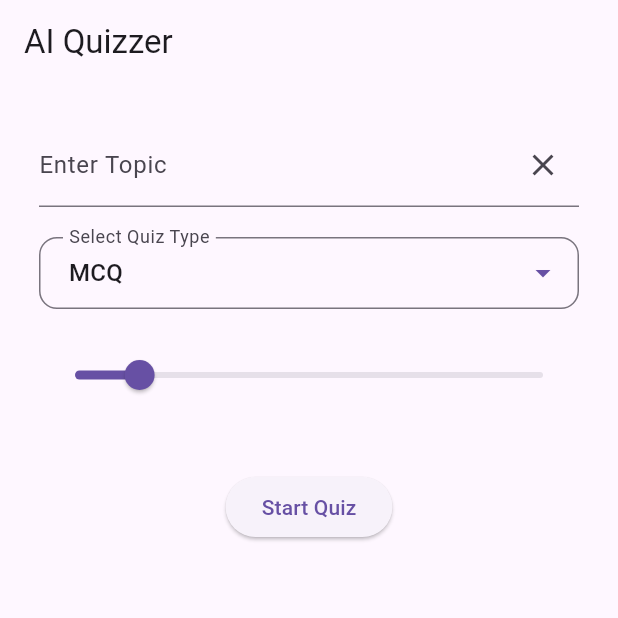
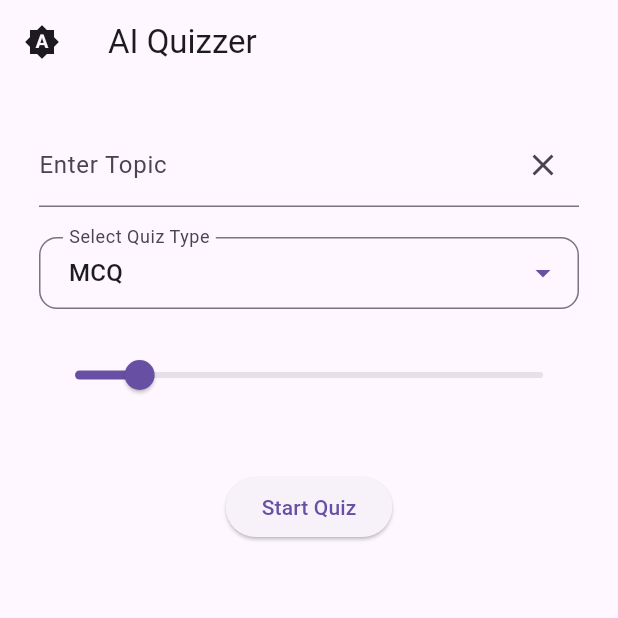
Before and after one commit to siddharth177/quizzer, a Flutter app: the screen it shows after launch, on a phone screen of 412 x 824 dp, the top half of it. Run offline on Flutter 3.47's test engine with Material 3 defaults, Android fonts, the phone set to English and light mode, and no system bars.

Commit message:
improving UI

```diff
--- a/lib/main.dart
+++ b/lib/main.dart
@@ -5,16 +5,40 @@ void main() {
   runApp(const QuizApp());
 }
 
-class QuizApp extends StatelessWidget {
+class QuizApp extends StatefulWidget {
   const QuizApp({super.key});
+
+  @override
+  State<QuizApp> createState() => _QuizAppState();
+}
+
+class _QuizAppState extends State<QuizApp> {
+  ThemeMode _themeMode = ThemeMode.system;
+
+  void _toggleTheme() {
+    setState(() {
+      if (_themeMode == ThemeMode.system) {
+        _themeMode = ThemeMode.light;
+      } else if (_themeMode == ThemeMode.light) {
+        _themeMode = ThemeMode.dark;
+      } else {
+        _themeMode = ThemeMode.system;
+      }
+    });
+  }
 
   @override
   Widget build(BuildContext context) {
     return MaterialApp(
-      title: 'AI Quiz App',
-      theme: ThemeData(primarySwatch: Colors.blue),
-      home: const QuizSetupScreen(),
+      title: 'AI Quizzer',
+      theme: ThemeData.light(),
+      darkTheme: ThemeData.dark(),
+      themeMode: _themeMode,
       debugShowCheckedModeBanner: false,
+      home: QuizSetupScreen(
+        onToggleTheme: _toggleTheme,
+        themeMode: _themeMode,
+      ),
     );
   }
 }
--- a/lib/screens/quiz_setup_screen.dart
+++ b/lib/screens/quiz_setup_screen.dart
@@ -4,11 +4,19 @@ import '../models/quiz_topic.dart';
 import 'quiz_screen.dart';
 
 class QuizSetupScreen extends StatefulWidget {
-  const QuizSetupScreen({super.key});
+  final VoidCallback onToggleTheme;
+  final ThemeMode themeMode;
+
+  const QuizSetupScreen({
+    super.key,
+    required this.onToggleTheme,
+    required this.themeMode,
+  });
 
   @override
   State<QuizSetupScreen> createState() => _QuizSetupScreenState();
 }
+
 
 class _QuizSetupScreenState extends State<QuizSetupScreen> {
   final topicController = TextEditingController();
@@ -61,8 +69,23 @@ class _QuizSetupScreenState extends State<QuizSetupScreen> {
 
   @override
   Widget build(BuildContext context) {
+    IconData themeIcon;
+    if (widget.themeMode == ThemeMode.system) {
+      themeIcon = Icons.brightness_auto;
+    } else if (widget.themeMode == ThemeMode.light) {
+      themeIcon = Icons.light_mode;
+    } else {
+      themeIcon = Icons.dark_mode;
+    }
+
     return Scaffold(
-      appBar: AppBar(title: const Text("AI Quizzer")),
+      appBar: AppBar(
+        title: const Text("AI Quizzer"),
+        leading: IconButton(
+          icon: Icon(themeIcon),
+          onPressed: widget.onToggleTheme,
+        ),
+      ),
       body: Padding(
         padding: const EdgeInsets.all(26),
         child: Column(
```
